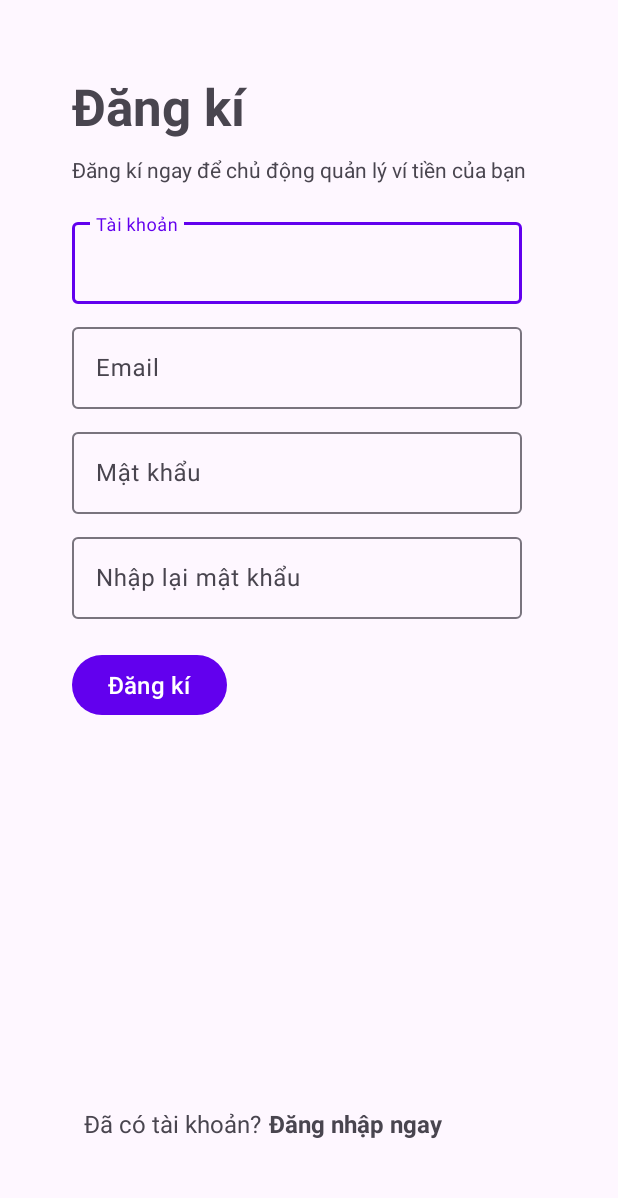
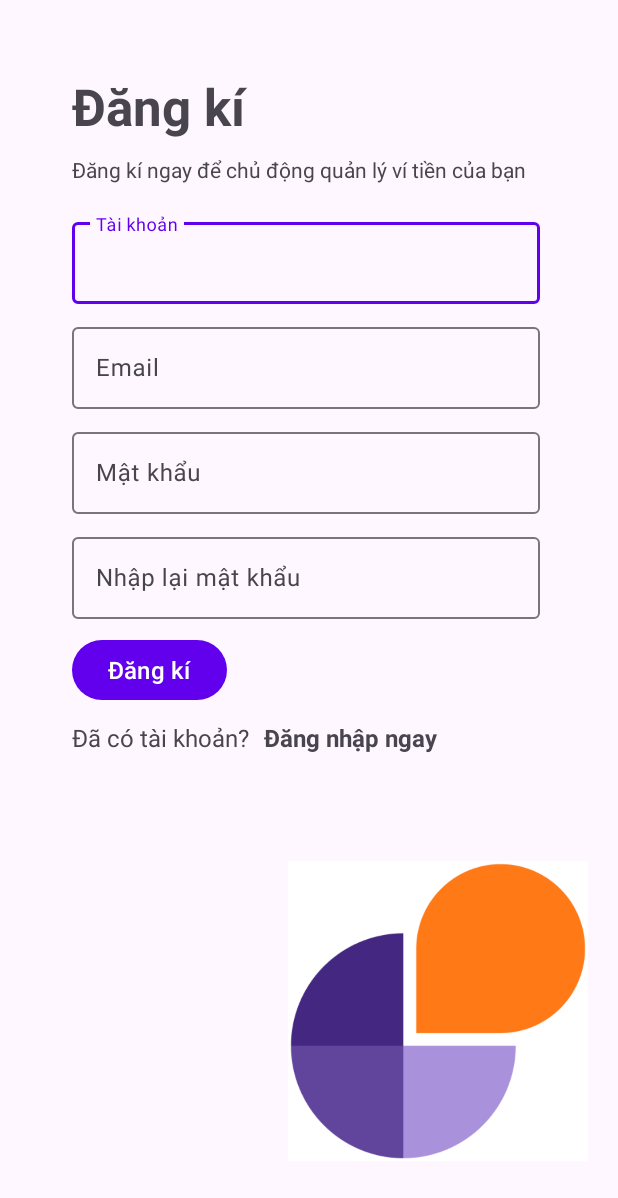
Before and after one commit to khanhworktime/financityFeedMyWallet, an Android app: the layout signup.xml on its own in the app's theme, with its tools: preview values and no code run, on a phone screen of 412 x 824 dp. Shown: the top 1198 px of the screen. Run offline under Robolectric (Android 15) with nearby library versions, the phone set to English and light mode, and no system bars.

Commit message:
login + signup

```diff
--- a/app/src/main/res/layout/signup.xml
+++ b/app/src/main/res/layout/signup.xml
@@ -3,7 +3,8 @@
     xmlns:app="http://schemas.android.com/apk/res-auto"
     xmlns:tools="http://schemas.android.com/tools"
     android:layout_width="match_parent"
-    android:layout_height="match_parent">
+    android:layout_height="match_parent"
+    android:foregroundTintMode="src_over">
 
     <TextView
         android:id="@+id/tv_signup"
@@ -33,7 +34,7 @@
 
     <com.google.android.material.textfield.TextInputLayout
         android:id="@+id/ip1"
-        android:layout_width="300dp"
+        android:layout_width="312dp"
         android:layout_height="60dp"
         android:layout_marginTop="20dp"
         app:layout_constraintEnd_toEndOf="@+id/tv_3"
@@ -53,7 +54,7 @@
 
     <com.google.android.material.textfield.TextInputLayout
         android:id="@+id/ip2"
-        android:layout_width="300dp"
+        android:layout_width="312dp"
         android:layout_height="60dp"
         android:layout_marginTop="10dp"
         app:layout_constraintEnd_toEndOf="@+id/ip1"
@@ -75,7 +76,7 @@
 
     <com.google.android.material.textfield.TextInputLayout
         android:id="@+id/ip3"
-        android:layout_width="300dp"
+        android:layout_width="312dp"
         android:layout_height="60dp"
         android:layout_marginTop="10dp"
         app:layout_constraintEnd_toEndOf="@+id/ip2"
@@ -89,11 +90,12 @@
             android:layout_height="match_parent"
             android:hint="Mật khẩu"
             android:lineSpacingExtra="16sp" />
+
     </com.google.android.material.textfield.TextInputLayout>
 
     <com.google.android.material.textfield.TextInputLayout
         android:id="@+id/ip4"
-        android:layout_width="300dp"
+        android:layout_width="312dp"
         android:layout_height="60dp"
         android:layout_marginTop="10dp"
         app:layout_constraintEnd_toEndOf="@+id/ip3"
@@ -113,7 +115,7 @@
         android:id="@+id/btn_signup"
         android:layout_width="wrap_content"
         android:layout_height="wrap_content"
-        android:layout_marginTop="20dp"
+        android:layout_marginTop="10dp"
         android:text="Đăng kí"
         android:textSize="16sp"
         app:layout_constraintEnd_toEndOf="@+id/ip4"
@@ -125,29 +127,45 @@
         android:id="@+id/tv_4"
         android:layout_width="wrap_content"
         android:layout_height="wrap_content"
-        android:layout_marginStart="8dp"
+        android:layout_marginTop="10dp"
         android:layout_marginBottom="64dp"
         android:text="Đã có tài khoản?"
         android:textSize="16sp"
         app:layout_constraintBottom_toBottomOf="parent"
         app:layout_constraintStart_toStartOf="@+id/btn_signup"
         app:layout_constraintTop_toBottomOf="@+id/btn_signup"
-        app:layout_constraintVertical_bias="1.0" />
+        app:layout_constraintVertical_bias="0.0" />
 
     <TextView
         android:id="@+id/tv_login"
         android:layout_width="wrap_content"
         android:layout_height="wrap_content"
+        android:layout_marginStart="10dp"
+        android:layout_marginTop="10dp"
         android:layout_marginEnd="108dp"
-        android:layout_marginBottom="64dp"
         android:text="Đăng nhập ngay"
         android:textSize="16sp"
         android:textStyle="bold"
+        app:layout_constraintEnd_toEndOf="parent"
+        app:layout_constraintHorizontal_bias="0.0"
+        app:layout_constraintStart_toEndOf="@+id/tv_4"
+        app:layout_constraintTop_toBottomOf="@+id/btn_signup" />
+
+    <ImageView
+        android:id="@+id/iv_logo"
+        android:layout_width="200dp"
+        android:layout_height="200dp"
+        android:layout_marginEnd="20dp"
+        android:layout_marginBottom="50dp"
+        android:adjustViewBounds="false"
+        android:background="#FFFFFF"
+        android:backgroundTint="#FFFFFF"
+        android:cropToPadding="false"
+        android:tintMode="src_over"
         app:layout_constraintBottom_toBottomOf="parent"
         app:layout_constraintEnd_toEndOf="parent"
-        app:layout_constraintHorizontal_bias="0.347"
-        app:layout_constraintStart_toEndOf="@+id/tv_4"
-        app:layout_constraintTop_toBottomOf="@+id/btn_login"
-        app:layout_constraintVertical_bias="1.0" />
+        app:layout_constraintHorizontal_bias="1.0"
+        app:layout_constraintStart_toStartOf="@+id/tv_4"
+        app:srcCompat="@drawable/logo" />
 
 </androidx.constraintlayout.widget.ConstraintLayout>
```
Also changed, not shown: app/src/main/AndroidManifest.xml (+8 -0 lines), app/src/main/java/com/financity/feedmywallet/LogIn.java (+16 -0 lines), app/src/main/java/com/financity/feedmywallet/SignUp.java (+15 -0 lines), app/src/main/res/layout/login.xml (+19 -1 lines), app/src/main/res/drawable-v24/logo.png (added).
